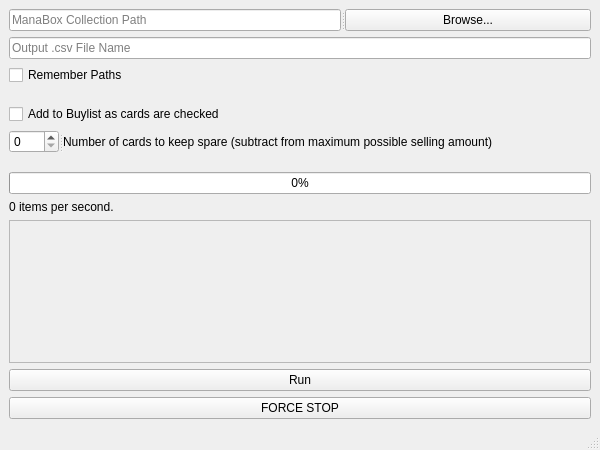
brhyeton/MTGMate, file ui/mainwindow.ui: the form before one commit.
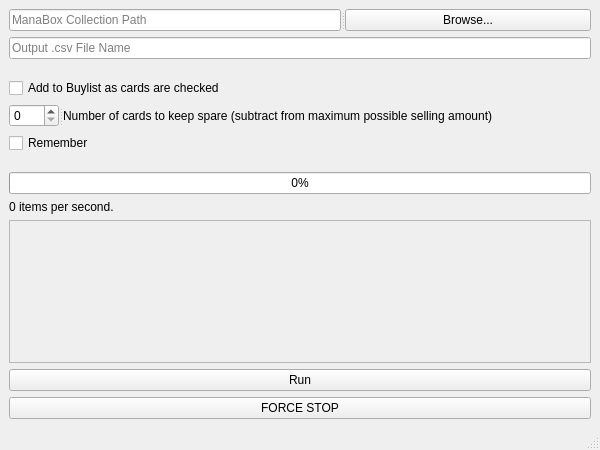
The form after the commit.

Commit message: added remembering of config to main window

The edit to the form file:
```diff
--- a/ui/mainwindow.ui
+++ b/ui/mainwindow.ui
@@ -66,13 +66,6 @@
       </property>
      </widget>
     </item>
-    <item>
-     <widget class="QCheckBox" name="rememberBox">
-      <property name="text">
-       <string>Remember Paths</string>
-      </property>
-     </widget>
-    </item>
     <item>
      <spacer name="verticalSpacer">
       <property name="orientation">
@@ -109,6 +102,13 @@
       </widget>
      </widget>
     </item>
+    <item>
+     <widget class="QCheckBox" name="rememberBox">
+      <property name="text">
+       <string>Remember</string>
+      </property>
+     </widget>
+    </item>
     <item>
      <spacer name="verticalSpacer_3">
       <property name="orientation">
```
The commit also changes 3 other files.
